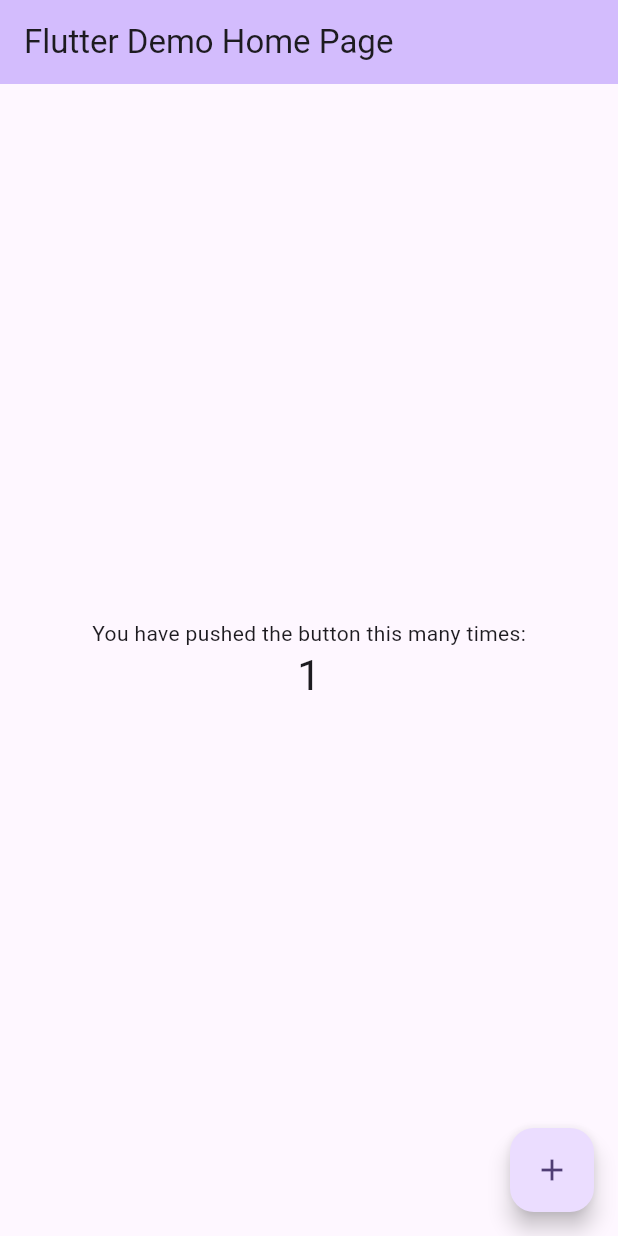
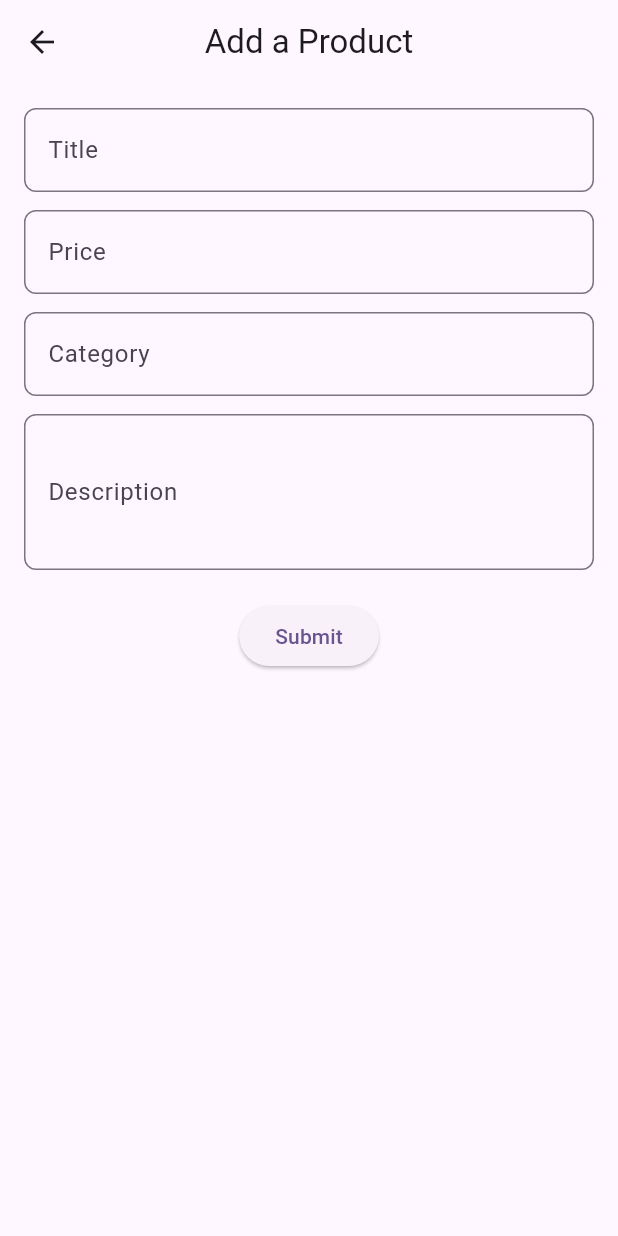
Before and after one commit to casa98/estore, a Flutter app: the screen it shows after launch, after a tap on the "add" icon, on a phone screen of 412 x 824 dp. Run offline on Flutter 3.47's test engine with Material 3 defaults, Android fonts, the phone set to English and light mode, and no system bars.

Commit message:
local CRUD operations for products (#1)
* local CRUD operations for products

* actualizacion reto 1

* dispose controllers

* add some tests

```diff
--- /dev/null
+++ b/lib/domain/models/models.dart
@@ -0,0 +1 @@
+export 'product_model.dart';
--- /dev/null
+++ b/lib/domain/models/product_model.dart
@@ -0,0 +1,15 @@
+class ProductModel {
+  int id;
+  final String title;
+  final String price;
+  final String category;
+  final String description;
+
+  ProductModel({
+    required this.id,
+    required this.title,
+    required this.price,
+    required this.category,
+    required this.description,
+  });
+}
--- a/lib/main.dart
+++ b/lib/main.dart
@@ -1,4 +1,8 @@
 import 'package:flutter/material.dart';
+import 'package:provider/provider.dart';
+
+import 'package:estore/providers/product_provider.dart';
+import 'package:estore/ui/home/home_screen.dart';
 
 void main() {
   runApp(const MyApp());
@@ -7,119 +11,19 @@ void main() {
 class MyApp extends StatelessWidget {
   const MyApp({super.key});
 
-  // This widget is the root of your application.
   @override
   Widget build(BuildContext context) {
-    return MaterialApp(
-      title: 'Flutter Demo',
-      theme: ThemeData(
-        // This is the theme of your application.
-        //
-        // TRY THIS: Try running your application with "flutter run". You'll see
-        // the application has a purple toolbar. Then, without quitting the app,
-        // try changing the seedColor in the colorScheme below to Colors.green
-        // and then invoke "hot reload" (save your changes or press the "hot
-        // reload" button in a Flutter-supported IDE, or press "r" if you used
-        // the command line to start the app).
-        //
-        // Notice that the counter didn't reset back to zero; the application
-        // state is not lost during the reload. To reset the state, use hot
-        // restart instead.
-        //
-        // This works for code too, not just values: Most code changes can be
-        // tested with just a hot reload.
-        colorScheme: ColorScheme.fromSeed(seedColor: Colors.deepPurple),
-        useMaterial3: true,
+    return ChangeNotifierProvider(
+      create: (_) => ProductProvider(),
+      child: MaterialApp(
+        title: 'Estore',
+        theme: ThemeData(
+          colorScheme: ColorScheme.fromSeed(seedColor: Colors.deepPurple),
+          useMaterial3: true,
+          appBarTheme: const AppBarTheme(centerTitle: true),
+        ),
+        home: const HomeScreen(),
       ),
-      home: const MyHomePage(title: 'Flutter Demo Home Page'),
     );
   }
 }
-
-class MyHomePage extends StatefulWidget {
-  const MyHomePage({super.key, required this.title});
-
-  // This widget is the home page of your application. It is stateful, meaning
-  // that it has a State object (defined below) that contains fields that affect
-  // how it looks.
-
-  // This class is the configuration for the state. It holds the values (in this
-  // case the title) provided by the parent (in this case the App widget) and
-  // used by the build method of the State. Fields in a Widget subclass are
-  // always marked "final".
-
-  final String title;
-
-  @override
-  State<MyHomePage> createState() => _MyHomePageState();
-}
-
-class _MyHomePageState extends State<MyHomePage> {
-  int _counter = 0;
-
-  void _incrementCounter() {
-    setState(() {
-      // This call to setState tells the Flutter framework that something has
-      // changed in this State, which causes it to rerun the build method below
-      // so that the display can reflect the updated values. If we changed
-      // _counter without calling setState(), then the build method would not be
-      // called again, and so nothing would appear to happen.
-      _counter++;
-    });
-  }
-
-  @override
-  Widget build(BuildContext context) {
-    // This method is rerun every time setState is called, for instance as done
-    // by the _incrementCounter method above.
-    //
-    // The Flutter framework has been optimized to make rerunning build methods
-    // fast, so that you can just rebuild anything that needs updating rather
-    // than having to individually change instances of widgets.
-    return Scaffold(
-      appBar: AppBar(
-        // TRY THIS: Try changing the color here to a specific color (to
-        // Colors.amber, perhaps?) and trigger a hot reload to see the AppBar
-        // change color while the other colors stay the same.
-        backgroundColor: Theme.of(context).colorScheme.inversePrimary,
-        // Here we take the value from the MyHomePage object that was created by
-        // the App.build method, and use it to set our appbar title.
-        title: Text(widget.title),
-      ),
-      body: Center(
-        // Center is a layout widget. It takes a single child and positions it
-        // in the middle of the parent.
-        child: Column(
-          // Column is also a layout widget. It takes a list of children and
-          // arranges them vertically. By default, it sizes itself to fit its
-          // children horizontally, and tries to be as tall as its parent.
-          //
-          // Column has various properties to control how it sizes itself and
-          // how it positions its children. Here we use mainAxisAlignment to
-          // center the children vertically; the main axis here is the vertical
-          // axis because Columns are vertical (the cross axis would be
-          // horizontal).
-          //
-          // TRY THIS: Invoke "debug painting" (choose the "Toggle Debug Paint"
-          // action in the IDE, or press "p" in the console), to see the
-          // wireframe for each widget.
-          mainAxisAlignment: MainAxisAlignment.center,
-          children: <Widget>[
-            const Text(
-              'You have pushed the button this many times:',
-            ),
-            Text(
-              '$_counter',
-              style: Theme.of(context).textTheme.headlineMedium,
-            ),
-          ],
-        ),
-      ),
-      floatingActionButton: FloatingActionButton(
-        onPressed: _incrementCounter,
-        tooltip: 'Increment',
-        child: const Icon(Icons.add),
-      ), // This trailing comma makes auto-formatting nicer for build methods.
-    );
-  }
-}
--- /dev/null
+++ b/lib/providers/product_provider.dart
@@ -0,0 +1,35 @@
+import 'package:estore/domain/models/models.dart';
+import 'package:estore/domain/models/product_model.dart';
+import 'package:flutter/foundation.dart';
+
+class ProductProvider extends ChangeNotifier {
+  final List<ProductModel> _products = [];
+  List<ProductModel> get products => _products;
+
+  void onButtonTapped({required bool create, required ProductModel product}) {
+    if (create) {
+      createProduct(product);
+    } else {
+      updateProduct(product);
+    }
+  }
+
+  void createProduct(ProductModel product) {
+    _products.add(product);
+    notifyListeners();
+  }
+
+  void updateProduct(ProductModel updatedProduct) {
+    int index =
+        _products.indexWhere((product) => product.id == updatedProduct.id);
+    if (index != -1) {
+      _products[index] = updatedProduct;
+      notifyListeners();
+    }
+  }
+
+  void deleteProduct(int productId) {
+    _products.removeWhere((product) => product.id == productId);
+    notifyListeners();
+  }
+}
--- /dev/null
+++ b/lib/ui/home/create_update_product_screen.dart
@@ -0,0 +1,152 @@
+import 'package:flutter/material.dart';
+import 'package:provider/provider.dart';
+
+import 'package:estore/domain/models/models.dart';
+import 'package:estore/providers/product_provider.dart';
+import 'package:estore/utils/validators.dart';
+
+class CreateUpdateProductScreen extends StatefulWidget {
+  const CreateUpdateProductScreen({
+    super.key,
+    required this.create,
+    this.product,
+  }) : assert(
+          (create == true && product == null) ||
+              (create == false && product != null),
+        );
+
+  final bool create;
+  final ProductModel? product;
+
+  @override
+  State<CreateUpdateProductScreen> createState() =>
+      _CreateUpdateProductScreenState();
+}
+
+class _CreateUpdateProductScreenState extends State<CreateUpdateProductScreen> {
+  final _formKey = GlobalKey<FormState>();
+  final TextEditingController _titleController = TextEditingController();
+  final TextEditingController _priceController = TextEditingController();
+  final TextEditingController _categoryController = TextEditingController();
+  final TextEditingController _descriptionController = TextEditingController();
+
+  @override
+  void initState() {
+    super.initState();
+    if (!widget.create && widget.product != null) {
+      _titleController.text = widget.product!.title;
+      _priceController.text = widget.product!.price;
+      _categoryController.text = widget.product!.category;
+      _descriptionController.text = widget.product!.description;
+    }
+  }
+
+  InputDecoration _inputDecoration(String label) {
+    return InputDecoration(
+      labelText: label,
+      border: const OutlineInputBorder(
+        borderRadius: BorderRadius.all(Radius.circular(8.0)),
+      ),
+    );
+  }
+
+  @override
+  Widget build(BuildContext context) {
+    return Scaffold(
+      appBar: AppBar(
+        title: Text(title),
+      ),
+      body: GestureDetector(
+        onTap: () => FocusManager.instance.primaryFocus?.unfocus(),
+        child: SingleChildScrollView(
+          padding: MediaQuery.of(context).viewInsets +
+              const EdgeInsets.all(
+                16.0,
+              ),
+          child: Form(
+            key: _formKey,
+            child: Column(
+              mainAxisSize: MainAxisSize.min,
+              children: <Widget>[
+                TextFormField(
+                  controller: _titleController,
+                  decoration: _inputDecoration('Title'),
+                  textInputAction: TextInputAction.next,
+                  validator: Validators.validateEmpty,
+                ),
+                const SizedBox(height: 12.0),
+                TextFormField(
+                  controller: _priceController,
+                  decoration: _inputDecoration('Price'),
+                  textInputAction: TextInputAction.next,
+                  keyboardType: const TextInputType.numberWithOptions(
+                    decimal: true,
+                  ),
+                  validator: Validators.validateNumberWithPossibleDecimal,
+                ),
+                const SizedBox(height: 12.0),
+                TextFormField(
+                  controller: _categoryController,
+                  decoration: _inputDecoration('Category'),
+                  textInputAction: TextInputAction.next,
+                  validator: Validators.validateEmpty,
+                ),
+                const SizedBox(height: 12.0),
+                TextFormField(
+                  controller: _descriptionController,
+                  decoration: _inputDecoration('Description'),
+                  maxLines: 3,
+                  validator: Validators.validateEmpty,
+                ),
+                const SizedBox(height: 20.0),
+                ElevatedButton(
+                  onPressed: () {
+                    if (_formKey.currentState?.validate() ?? false) {
+                      final product = ProductModel(
+                        id: widget.create
+                            ? DateTime.now().millisecondsSinceEpoch
+                            : widget.product!.id,
+                        title: _titleController.text.trim(),
+                        price: _priceController.text.trim(),
+                        category: _categoryController.text.trim(),
+                        description: _descriptionController.text.trim(),
+                      );
+
+                      context.read<ProductProvider>().onButtonTapped(
+                            create: widget.create,
+                            product: product,
+                          );
+
+                      ScaffoldMessenger.of(context).showSnackBar(
+                        SnackBar(
+                          content: Text(message),
+                          duration: const Duration(seconds: 3),
+                          behavior: SnackBarBehavior.floating,
+                        ),
+                      );
+                      Navigator.of(context).popUntil((route) => route.isFirst);
+                    }
+                  },
+                  child: const Text('Submit'),
+                ),
+              ],
+            ),
+          ),
+        ),
+      ),
+    );
+  }
+
+  @override
+  void dispose() {
+    _titleController.dispose();
+    _priceController.dispose();
+    _categoryController.dispose();
+    _descriptionController.dispose();
+    super.dispose();
+  }
+
+  String get title => '${widget.create ? 'Add' : 'Update'} a Product';
+  String get message =>
+      'Product ${widget.create ? 'created' : 'updated'} successfully';
+}
--- /dev/null
+++ b/lib/ui/home/home_screen.dart
@@ -0,0 +1,65 @@
+import 'package:flutter/material.dart';
+import 'package:provider/provider.dart';
+
+import 'package:estore/providers/product_provider.dart';
+import 'create_update_product_screen.dart';
+import 'widgets/widgets.dart';
+
+class HomeScreen extends StatefulWidget {
+  const HomeScreen({super.key});
+
+  @override
+  State<HomeScreen> createState() => _HomeScreenState();
+}
+
+class _HomeScreenState extends State<HomeScreen> {
+  @override
+  Widget build(BuildContext context) {
+    return Scaffold(
+      appBar: AppBar(
+        title: const Text('Products'),
+      ),
+      body: Padding(
+        padding: const EdgeInsets.symmetric(
+          horizontal: 16.0,
+        ),
+        child: Consumer<ProductProvider>(
+          builder: (context, provider, child) {
+            if (provider.products.isEmpty) {
+              return Center(
+                child: Text(
+                  'No products available, yet.',
+                  style: Theme.of(context).textTheme.bodyLarge,
+                ),
+              );
+            }
+            final products = provider.products.reversed.toList();
+            return ListView.builder(
+              itemCount: products.length,
+              itemBuilder: (context, index) {
+                return ProductCard(
+                  product: products[index],
+                );
+              },
+            );
+          },
+        ),
+      ),
+      floatingActionButton: FloatingActionButton(
+        onPressed: () {
+          Navigator.of(context).push(
+            MaterialPageRoute(
+              builder: (_) {
+                return const CreateUpdateProductScreen(
+                  create: true,
+                );
+              },
+            ),
+          );
+        },
+        tooltip: 'Add a Product',
+        child: const Icon(Icons.add),
+      ),
+    );
+  }
+}
--- /dev/null
+++ b/lib/ui/home/widgets/widgets.dart
@@ -0,0 +1,2 @@
+export 'delete_confirmation_dialog.dart';
+export 'product_card.dart';
--- a/pubspec.yaml
+++ b/pubspec.yaml
@@ -35,9 +35,12 @@ dependencies:
   # The following adds the Cupertino Icons font to your application.
   # Use with the CupertinoIcons class for iOS style icons.
   cupertino_icons: ^1.0.6
+  provider: ^6.1.2
 
 dev_dependencies:
   flutter_test:
+    sdk: flutter
+  integration_test:
     sdk: flutter
 
   # The "flutter_lints" package below contains a set of recommended lints to
@@ -45,7 +48,7 @@ dev_dependencies:
   # activated in the `analysis_options.yaml` file located at the root of your
   # package. See that file for information about deactivating specific lint
   # rules and activating additional ones.
-  flutter_lints: ^3.0.0
+  flutter_lints: ^4.0.0
 
 # For information on the generic Dart part of this file, see the
 # following page: https://dart.dev/tools/pub/pubspec
--- /dev/null
+++ b/test_driver/integration_test.dart
@@ -0,0 +1,3 @@
+import 'package:integration_test/integration_test_driver.dart';
+
+Future<void> main() => integrationDriver();
```
Also changed, not shown: lib/ui/home/details_screen.dart (added, +125 -0 lines), lib/ui/home/widgets/delete_confirmation_dialog.dart (added, +43 -0 lines), lib/ui/home/widgets/product_card.dart (added, +65 -0 lines), lib/utils/validators.dart (added, +19 -0 lines), pubspec.lock, 11 other files.
